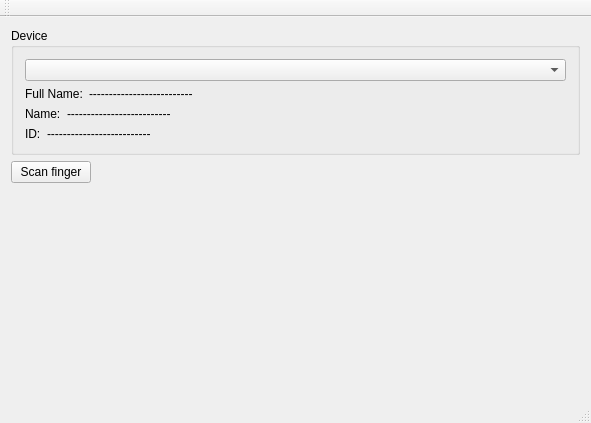
Qt form mainwindow.ui (marcoslima/fprintpp) before a commit.
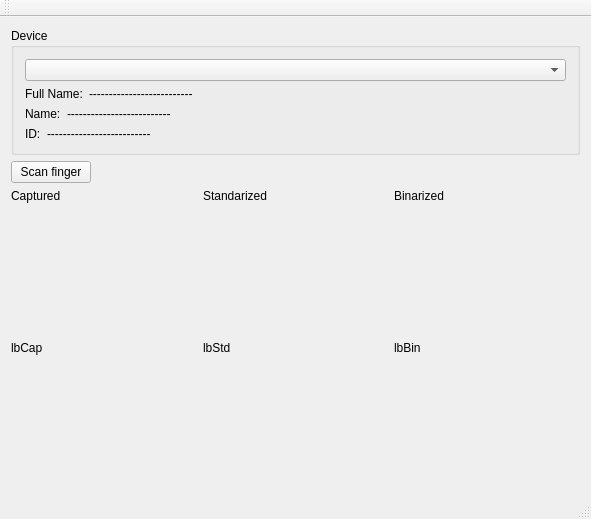
The same form after that commit.

Patch:
```diff
--- a/mainwindow.ui
+++ b/mainwindow.ui
@@ -7,14 +7,14 @@
     <x>0</x>
     <y>0</y>
     <width>591</width>
-    <height>423</height>
+    <height>519</height>
    </rect>
   </property>
   <property name="windowTitle">
    <string>MainWindow</string>
   </property>
   <widget class="QWidget" name="centralWidget">
-   <layout class="QVBoxLayout" name="verticalLayout_4">
+   <layout class="QVBoxLayout" name="verticalLayout_6">
     <item>
      <widget class="QGroupBox" name="groupBox">
       <property name="title">
@@ -86,8 +86,6 @@
      </widget>
     </item>
     <item>
-     <layout class="QVBoxLayout" name="verticalLayout_3" stretch="0,1">
-      <item>
        <layout class="QHBoxLayout" name="horizontalLayout">
         <item>
          <widget class="QPushButton" name="btnScan">
@@ -112,11 +110,60 @@
        </layout>
       </item>
       <item>
-       <widget class="QLabel" name="lbFrame">
+     <layout class="QHBoxLayout" name="horizontalLayout_5">
+      <item>
+       <layout class="QVBoxLayout" name="verticalLayout_3" stretch="0,1">
+        <item>
+         <widget class="QLabel" name="label_4">
         <property name="text">
-         <string/>
-        </property>
-       </widget>
+           <string>Captured</string>
+          </property>
+         </widget>
+        </item>
+        <item>
+         <widget class="QLabel" name="lbCap">
+          <property name="text">
+           <string>lbCap</string>
+          </property>
+         </widget>
+        </item>
+       </layout>
+      </item>
+      <item>
+       <layout class="QVBoxLayout" name="verticalLayout_4" stretch="0,1">
+        <item>
+         <widget class="QLabel" name="label_5">
+          <property name="text">
+           <string>Standarized</string>
+          </property>
+         </widget>
+        </item>
+        <item>
+         <widget class="QLabel" name="lbStd">
+          <property name="text">
+           <string>lbStd</string>
+          </property>
+         </widget>
+        </item>
+       </layout>
+      </item>
+      <item>
+       <layout class="QVBoxLayout" name="verticalLayout_5" stretch="0,1">
+        <item>
+         <widget class="QLabel" name="label_6">
+          <property name="text">
+           <string>Binarized</string>
+          </property>
+         </widget>
+        </item>
+        <item>
+         <widget class="QLabel" name="lbBin">
+          <property name="text">
+           <string>lbBin</string>
+          </property>
+         </widget>
+        </item>
+       </layout>
       </item>
      </layout>
     </item>
```
Lines whose indentation alone changed are shown as unchanged.
